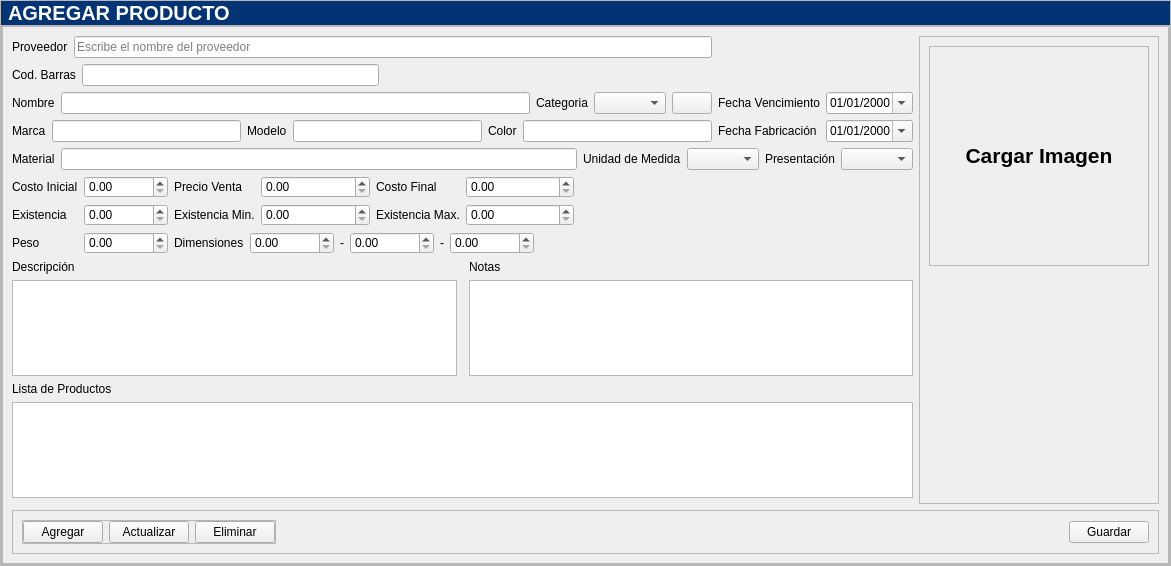
Before: the Qt Designer form app/View/UserInterfaceUi/UI_AGREGARPRODUCTO.ui in LAngelVp/software-punto-de-venta, drawn with Qt 5.
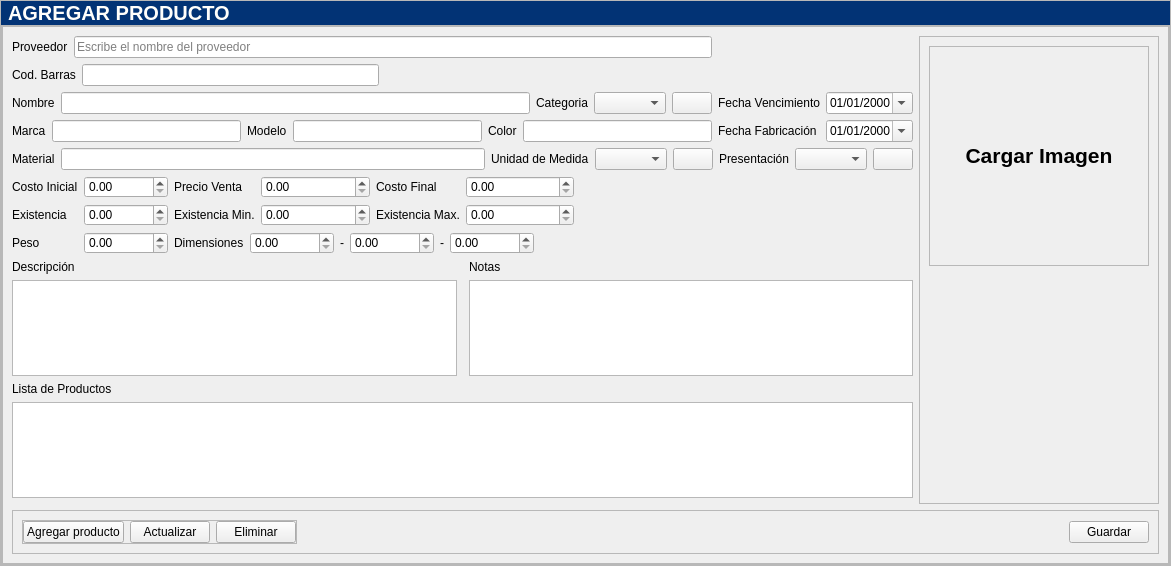
After: the same form once the commit is applied. Icons and pictures are not drawn.

What changed in the file:
```diff
--- a/app/View/UserInterfaceUi/UI_AGREGARPRODUCTO.ui
+++ b/app/View/UserInterfaceUi/UI_AGREGARPRODUCTO.ui
@@ -547,7 +547,7 @@
               </layout>
              </item>
              <item row="4" column="0" colspan="2">
-              <layout class="QHBoxLayout" name="horizontalLayout_5">
+              <layout class="QHBoxLayout" name="horizontalLayout_10">
                <item>
                 <widget class="QLabel" name="etiqueta_material">
                  <property name="text">
@@ -559,6 +559,8 @@
                 <widget class="QLineEdit" name="txt_materialProducto"/>
                </item>
                <item>
+                <layout class="QHBoxLayout" name="horizontalLayout_9">
+                 <item>
                 <widget class="QLabel" name="etiqueta_unidadMedida">
                  <property name="text">
                   <string>Unidad de Medida</string>
@@ -573,6 +575,24 @@
                 </widget>
                </item>
                <item>
+                  <widget class="QPushButton" name="btn_btn_agregar_unidadMedidaProducto">
+                   <property name="cursor">
+                    <cursorShape>PointingHandCursor</cursorShape>
+                   </property>
+                   <property name="text">
+                    <string/>
+                   </property>
+                   <property name="icon">
+                    <iconset resource="../../Source/iconosSVG.qrc">
+                     <normaloff>:/iconosBlancos/Icons/iconos/Blanco/agregar_blanco.svg</normaloff>:/iconosBlancos/Icons/iconos/Blanco/agregar_blanco.svg</iconset>
+                   </property>
+                  </widget>
+                 </item>
+                </layout>
+               </item>
+               <item>
+                <layout class="QHBoxLayout" name="horizontalLayout_5">
+                 <item>
                 <widget class="QLabel" name="etiqueta_presentacionProducto">
                  <property name="text">
                   <string>Presentación</string>
@@ -582,6 +602,22 @@
                <item>
                 <widget class="QComboBox" name="cajaOpciones_presentacionProducto"/>
                </item>
+                 <item>
+                  <widget class="QPushButton" name="btn_btn_agregarPresentacionProducto">
+                   <property name="cursor">
+                    <cursorShape>PointingHandCursor</cursorShape>
+                   </property>
+                   <property name="text">
+                    <string/>
+                   </property>
+                   <property name="icon">
+                    <iconset resource="../../Source/iconosSVG.qrc">
+                     <normaloff>:/iconosBlancos/Icons/iconos/Blanco/agregar_blanco.svg</normaloff>:/iconosBlancos/Icons/iconos/Blanco/agregar_blanco.svg</iconset>
+                   </property>
+                  </widget>
+                 </item>
+                </layout>
+               </item>
               </layout>
              </item>
              <item row="5" column="0" colspan="2">
@@ -874,7 +910,7 @@
                       <cursorShape>PointingHandCursor</cursorShape>
                      </property>
                      <property name="text">
-                      <string>Agregar</string>
+                      <string>Agregar producto</string>
                      </property>
                     </widget>
                    </item>
```
Lines whose indentation alone changed are shown as unchanged.
